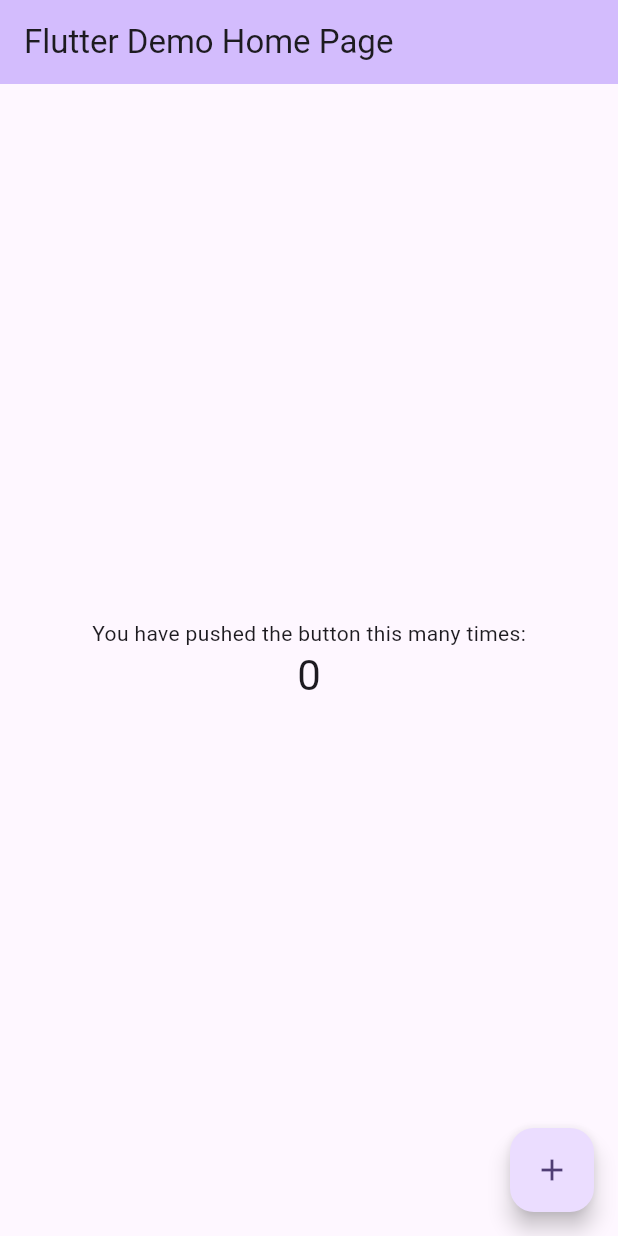
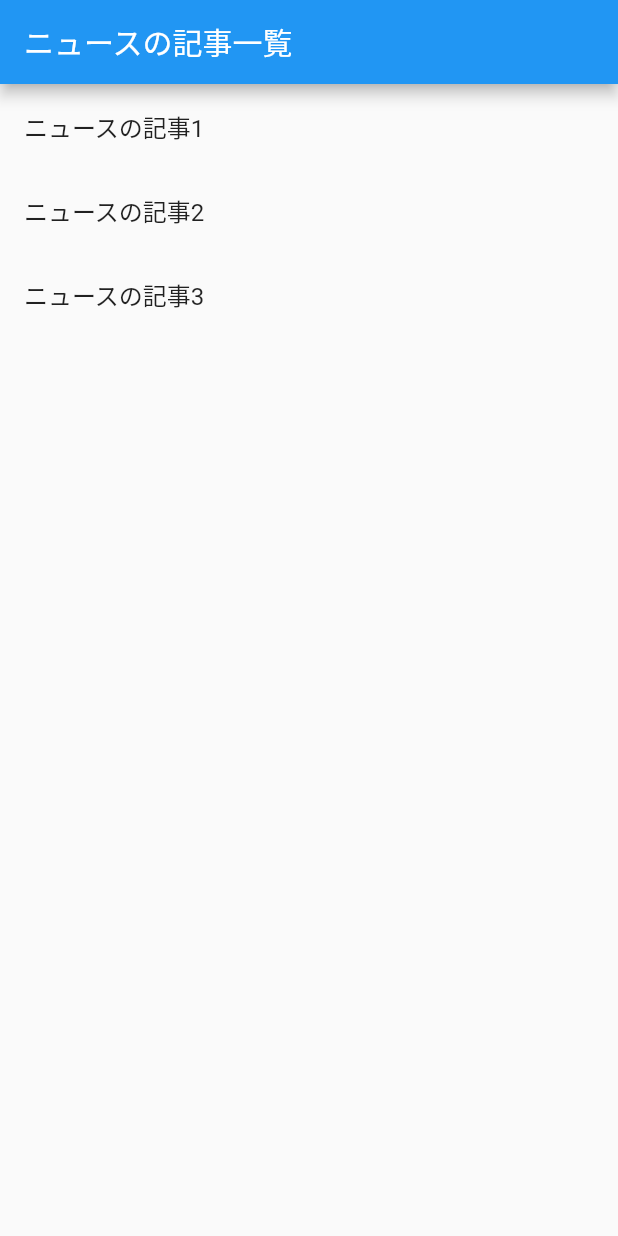
Before and after one commit to Raizou-Iimura/newsapp_mockver, a Flutter app: the screen it shows after launch, on a phone screen of 412 x 824 dp. Run offline on Flutter 3.47's test engine with Material 2 defaults, Android fonts, the phone set to English and light mode, and no system bars.

Commit message:
Update main.dart
Create a function to display the titles of news articles and a function to display the titles of each news article

```diff
--- a/lib/main.dart
+++ b/lib/main.dart
@@ -1,125 +1,41 @@
 import 'package:flutter/material.dart';
 
 void main() {
-  runApp(const MyApp());
+  runApp(NewsApp());
 }
 
-class MyApp extends StatelessWidget {
-  const MyApp({super.key});
-
-  // This widget is the root of your application.
+class NewsApp extends StatelessWidget {
   @override
   Widget build(BuildContext context) {
     return MaterialApp(
-      title: 'Flutter Demo',
-      theme: ThemeData(
-        // This is the theme of your application.
-        //
-        // TRY THIS: Try running your application with "flutter run". You'll see
-        // the application has a blue toolbar. Then, without quitting the app,
-        // try changing the seedColor in the colorScheme below to Colors.green
-        // and then invoke "hot reload" (save your changes or press the "hot
-        // reload" button in a Flutter-supported IDE, or press "r" if you used
-        // the command line to start the app).
-        //
-        // Notice that the counter didn't reset back to zero; the application
-        // state is not lost during the reload. To reset the state, use hot
-        // restart instead.
-        //
-        // This works for code too, not just values: Most code changes can be
-        // tested with just a hot reload.
-        colorScheme: ColorScheme.fromSeed(seedColor: Colors.deepPurple),
-        useMaterial3: true,
-      ),
-      home: const MyHomePage(title: 'Flutter Demo Home Page'),
+      home: NewsListScreen(),
     );
   }
 }
 
-class MyHomePage extends StatefulWidget {
-  const MyHomePage({super.key, required this.title});
-
-  // This widget is the home page of your application. It is stateful, meaning
-  // that it has a State object (defined below) that contains fields that affect
-  // how it looks.
-
-  // This class is the configuration for the state. It holds the values (in this
-  // case the title) provided by the parent (in this case the App widget) and
-  // used by the build method of the State. Fields in a Widget subclass are
-  // always marked "final".
-
-  final String title;
-
-  @override
-  State<MyHomePage> createState() => _MyHomePageState();
-}
-
-class _MyHomePageState extends State<MyHomePage> {
-  int _counter = 0;
-
-  void _incrementCounter() {
-    setState(() {
-      // This call to setState tells the Flutter framework that something has
-      // changed in this State, which causes it to rerun the build method below
-      // so that the display can reflect the updated values. If we changed
-      // _counter without calling setState(), then the build method would not be
-      // called again, and so nothing would appear to happen.
-      _counter++;
-    });
-  }
+class NewsListScreen extends StatelessWidget {
 
   @override
   Widget build(BuildContext context) {
-    // This method is rerun every time setState is called, for instance as done
-    // by the _incrementCounter method above.
-    //
-    // The Flutter framework has been optimized to make rerunning build methods
-    // fast, so that you can just rebuild anything that needs updating rather
-    // than having to individually change instances of widgets.
     return Scaffold(
       appBar: AppBar(
-        // TRY THIS: Try changing the color here to a specific color (to
-        // Colors.amber, perhaps?) and trigger a hot reload to see the AppBar
-        // change color while the other colors stay the same.
-        backgroundColor: Theme.of(context).colorScheme.inversePrimary,
-        // Here we take the value from the MyHomePage object that was created by
-        // the App.build method, and use it to set our appbar title.
-        title: Text(widget.title),
+        title: Text('ニュースの記事一覧'),
       ),
-      body: Center(
-        // Center is a layout widget. It takes a single child and positions it
-        // in the middle of the parent.
-        child: Column(
-          // Column is also a layout widget. It takes a list of children and
-          // arranges them vertically. By default, it sizes itself to fit its
-          // children horizontally, and tries to be as tall as its parent.
-          //
-          // Column has various properties to control how it sizes itself and
-          // how it positions its children. Here we use mainAxisAlignment to
-          // center the children vertically; the main axis here is the vertical
-          // axis because Columns are vertical (the cross axis would be
-          // horizontal).
-          //
-          // TRY THIS: Invoke "debug painting" (choose the "Toggle Debug Paint"
-          // action in the IDE, or press "p" in the console), to see the
-          // wireframe for each widget.
-          mainAxisAlignment: MainAxisAlignment.center,
-          children: <Widget>[
-            const Text(
-              'You have pushed the button this many times:',
-            ),
-            Text(
-              '$_counter',
-              style: Theme.of(context).textTheme.headlineMedium,
-            ),
-          ],
-        ),
+      body: ListView.builder(
+        itemCount: newsList.length,
+        itemBuilder: (context, index) {
+          String title = newsList[index]['title'] ?? '';
+          return ListTile(
+            title: Text(title),
+          );
+        },
       ),
-      floatingActionButton: FloatingActionButton(
-        onPressed: _incrementCounter,
-        tooltip: 'Increment',
-        child: const Icon(Icons.add),
-      ), // This trailing comma makes auto-formatting nicer for build methods.
     );
   }
 }
+
+List<Map<String, String>> newsList = [
+  {'title': 'ニュースの記事1'},
+  {'title': 'ニュースの記事2'},
+  {'title': 'ニュースの記事3'},
+];
```
